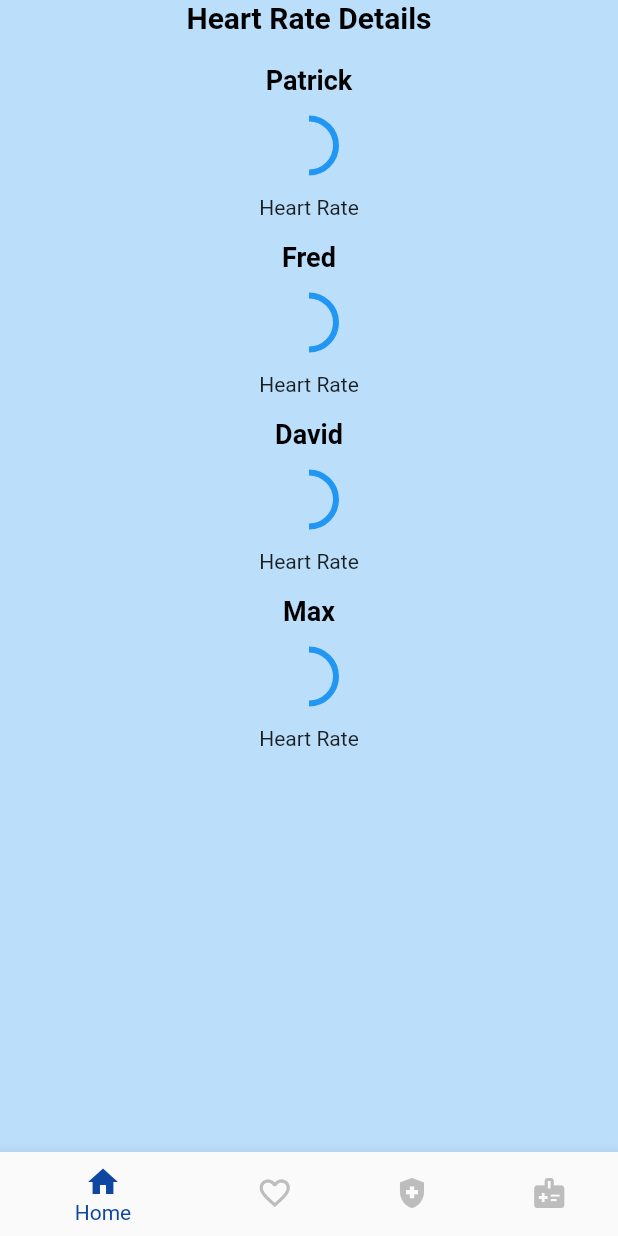
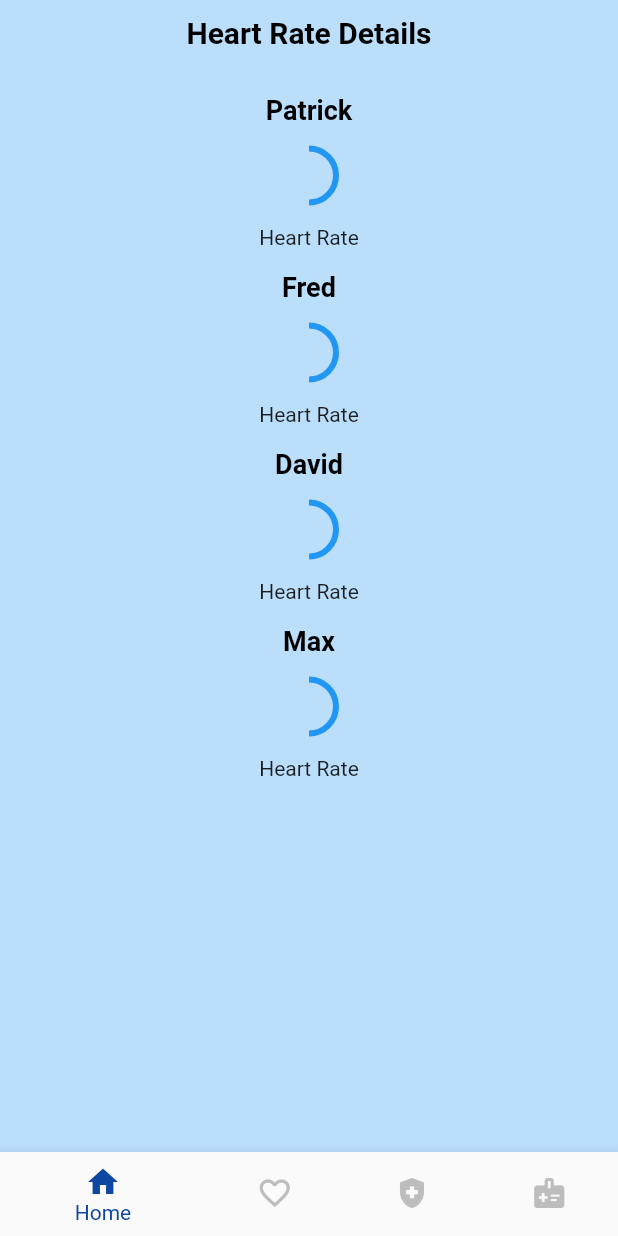
Before and after one commit to MaxRS07/E4_Flutter_Connection, a Flutter app: the screen it shows after launch, swiped to page 2, on a phone screen of 412 x 824 dp. Run offline on Flutter 3.47's test engine with Material 2 defaults, Android fonts, the phone set to English and light mode, and no system bars; missing offline and left inert: dart:html; statements that could not run were skipped.

```diff
--- a/lib/pages/home.dart
+++ b/lib/pages/home.dart
@@ -1,4 +1,5 @@
 import 'package:flutter/material.dart';
+import 'package:flutter_application_1/util/DisplayUI.dart';
 import 'package:flutter_application_1/util/emoticon_face.dart';
 import 'package:flutter_application_1/util/exercise_tile.dart';
 
@@ -133,10 +134,13 @@ class _HomeScreenState extends State<HomeScreen> {
           color:Colors.blue[100],
           child: SafeArea(
         child: Column(children: [
-          Row(
+          const Row(
             mainAxisAlignment: MainAxisAlignment.center,
             children: [
             //Hi Jared
+            Padding(
+              padding: EdgeInsets.all(10),
+              child:
             Text('Heart Rate Details',
             style: TextStyle(
               color: Colors.black,
@@ -144,6 +148,7 @@ class _HomeScreenState extends State<HomeScreen> {
               fontWeight: FontWeight.bold,
             ),
           ),
+            ),
           ]),
           SizedBox(
             height: 20,
@@ -162,6 +167,9 @@ class _HomeScreenState extends State<HomeScreen> {
             mainAxisAlignment: MainAxisAlignment.center,
             children: [
             //Hi Jared
+            Padding(
+              padding: EdgeInsets.all(10),
+              child:
             Text('Skin Temperature Details',
             style: TextStyle(
               color: Colors.black,
@@ -169,6 +177,7 @@ class _HomeScreenState extends State<HomeScreen> {
               fontWeight: FontWeight.bold,
             ),
           ),
+            ),
           ]),
           SizedBox(
             height: 20,
@@ -206,14 +215,17 @@ class _HomeScreenState extends State<HomeScreen> {
           Row(
             mainAxisAlignment: MainAxisAlignment.center,
             children: [
-            //Hi Jared
+            Padding(
+              padding: EdgeInsets.all(10),
+              child:
             Text('Pulse Rate Details',
             style: TextStyle(
               color: Colors.black,
               fontSize: 20,
               fontWeight: FontWeight.bold,
             ),
-          ),
+          )
+          )
           ]),
           SizedBox(
             height: 20,
@@ -239,54 +251,3 @@ class _HomeScreenState extends State<HomeScreen> {
     );
   }
 }
-enum DisplayType {
-  HeartRate,
-  SkinTemp,
-  Pulse,
-}
-class ChildDisplay extends StatelessWidget {
-    String StudentName = "";
-    DisplayType Type = DisplayType.HeartRate;
-    int ideal_number = 10;
-    ChildDisplay(String studentName, DisplayType type, {super.key}) {
-      this.StudentName = studentName;
-      Type = type;
-    }
-    String getType() {
-      switch (Type) {
-        case DisplayType.HeartRate:
-          return "Heart Rate";
-        case DisplayType.Pulse:
-          return "Pulse Rate";
-        case DisplayType.SkinTemp:
-          return "Skin Temperature";
-      }
-    }
-    @override
-    Widget build(BuildContext context) {
-            return Column(
-            children: [
-            Text(
-            StudentName,
-            style: TextStyle(
-              color: Colors.black,
-              fontSize: 18,
-              fontWeight: FontWeight.bold,
-              ),
-          ),
-          SizedBox(
-            height: 15,
-          ),
-          CircularProgressIndicator(
-              value: 5/ideal_number, //change to variables input/ideal
-          ),
-          SizedBox(
-            height: 15,
-          ),
-          Text(getType()),
-          SizedBox(
-            height: 15,
-          ),
-          ]);
-}
-}
--- a/lib/util/DisplayUI.dart
+++ b/lib/util/DisplayUI.dart
@@ -0,0 +1,56 @@
+import 'package:flutter/material.dart';
+import 'package:flutter_application_1/util/emoticon_face.dart';
+import 'package:flutter_application_1/util/exercise_tile.dart';
+
+
+enum DisplayType {
+  HeartRate,
+  SkinTemp,
+  Pulse,
+}
+class ChildDisplay extends StatelessWidget {
+    String StudentName = "";
+    DisplayType Type = DisplayType.HeartRate;
+    int ideal_number = 10;
+    ChildDisplay(String studentName, DisplayType type, {super.key}) {
+      this.StudentName = studentName;
+      Type = type;
+    }
+    String getType() {
+      switch (Type) {
+        case DisplayType.HeartRate:
+          return "Heart Rate";
+        case DisplayType.Pulse:
+          return "Pulse Rate";
+        case DisplayType.SkinTemp:
+          return "Skin Temperature";
+      }
+    }
+    @override
+    Widget build(BuildContext context) {
+            return Column(
+            children: [
+            Text(
+            StudentName,
+            style: TextStyle(
+              color: Colors.black,
+              fontSize: 18,
+              fontWeight: FontWeight.bold,
+              ),
+          ),
+          SizedBox(
+            height: 15,
+          ),
+          CircularProgressIndicator(
+              value: 5/ideal_number, //change to variables input/ideal
+          ),
+          SizedBox(
+            height: 15,
+          ),
+          Text(getType()),
+          SizedBox(
+            height: 15,
+          ),
+          ]);
+}
+}
--- a/pubspec.yaml
+++ b/pubspec.yaml
@@ -36,6 +36,7 @@ dependencies:
   # The following adds the Cupertino Icons font to your application.
   # Use with the CupertinoIcons class for iOS style icons.
   cupertino_icons: ^1.0.2
+  empatica_e4link: ^0.1.0+1
 
 dev_dependencies:
   flutter_test:
@@ -61,7 +62,7 @@ flutter:
 
   # To add assets to your application, add an assets section, like this:
   assets:
-     - /Users/max/Desktop/Flutter/development/flutter_application_1/download.jpeg
+    - lib/assets/avatar.jpeg
   #   - images/a_dot_ham.jpeg
 
   # An image asset can refer to one or more resolution-specific "variants", see
```
Also changed, not shown: lib/util/exercise_tile.dart (+25 -5 lines), pubspec.lock, 7 other files.
